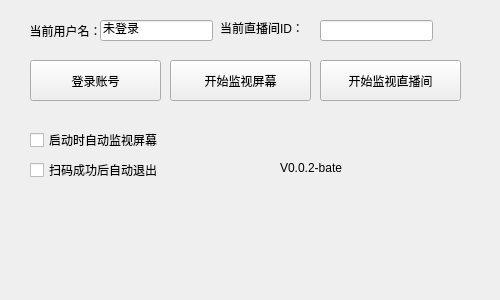
Qt form src/BH3ScannerGui/BH3ScannerGui.ui (Theresa-0328/MHY_Scanner) before a commit.
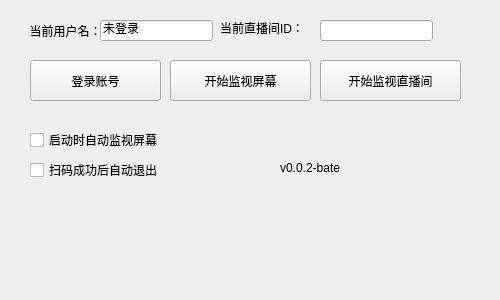
The same form after that commit.

Diff of the .ui file:
```diff
--- a/src/BH3ScannerGui/BH3ScannerGui.ui
+++ b/src/BH3ScannerGui/BH3ScannerGui.ui
@@ -168,7 +168,7 @@
      </rect>
     </property>
     <property name="text">
-     <string>V0.0.2-bate</string>
+     <string>v0.0.2-bate</string>
     </property>
    </widget>
    <widget class="QWidget" name="layoutWidget">
```
